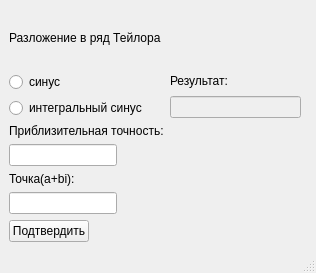
Above: 8/mainwindow.ui from Dictl/2course_OOP before the change. Below: the same form after it.
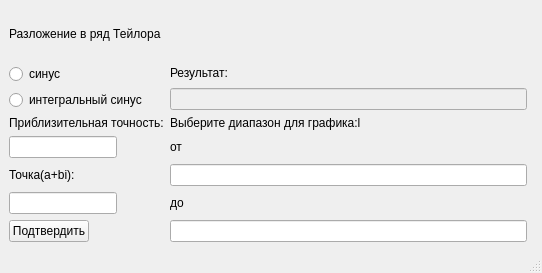
That is the form after the change.

The edit to the form file:
```diff
--- a/8/mainwindow.ui
+++ b/8/mainwindow.ui
@@ -6,7 +6,7 @@
    <rect>
     <x>0</x>
     <y>0</y>
-    <width>316</width>
+    <width>542</width>
     <height>273</height>
    </rect>
   </property>
@@ -144,6 +144,33 @@
           </property>
          </widget>
         </item>
+        <item row="1" column="1">
+         <widget class="QLabel" name="label_5">
+          <property name="text">
+           <string>Выберите диапазон для графика:l</string>
+          </property>
+         </widget>
+        </item>
+        <item row="3" column="1">
+         <widget class="QLineEdit" name="from_"/>
+        </item>
+        <item row="5" column="1">
+         <widget class="QLineEdit" name="before_"/>
+        </item>
+        <item row="2" column="1">
+         <widget class="QLabel" name="label_6">
+          <property name="text">
+           <string>от</string>
+          </property>
+         </widget>
+        </item>
+        <item row="4" column="1">
+         <widget class="QLabel" name="label_7">
+          <property name="text">
+           <string>до</string>
+          </property>
+         </widget>
+        </item>
        </layout>
       </item>
      </layout>
```
Left out of the diff: 2 changed lines with no effect on the pictures.
